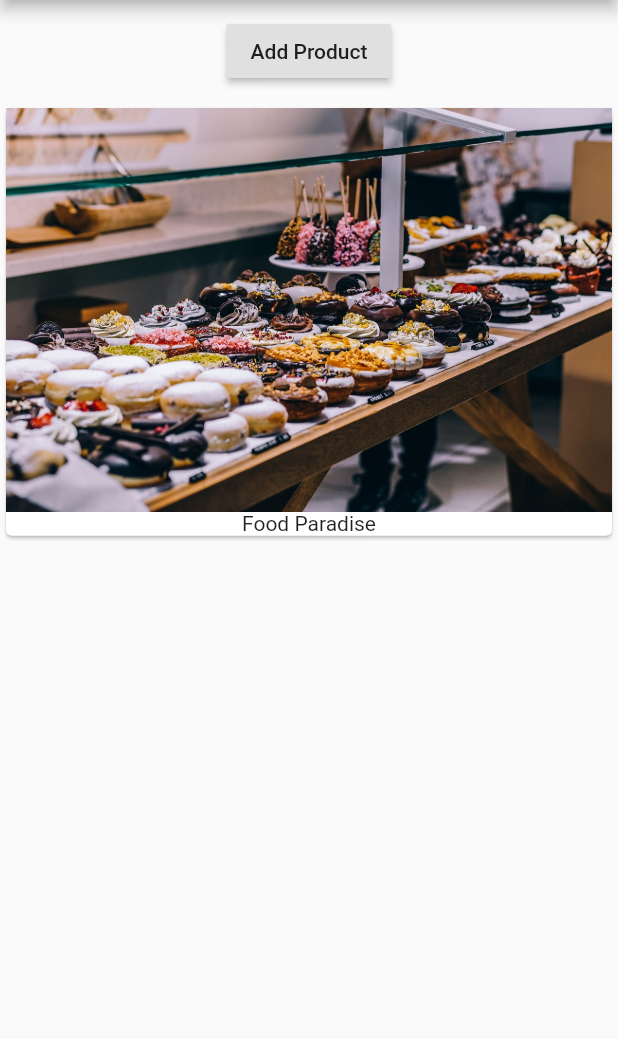
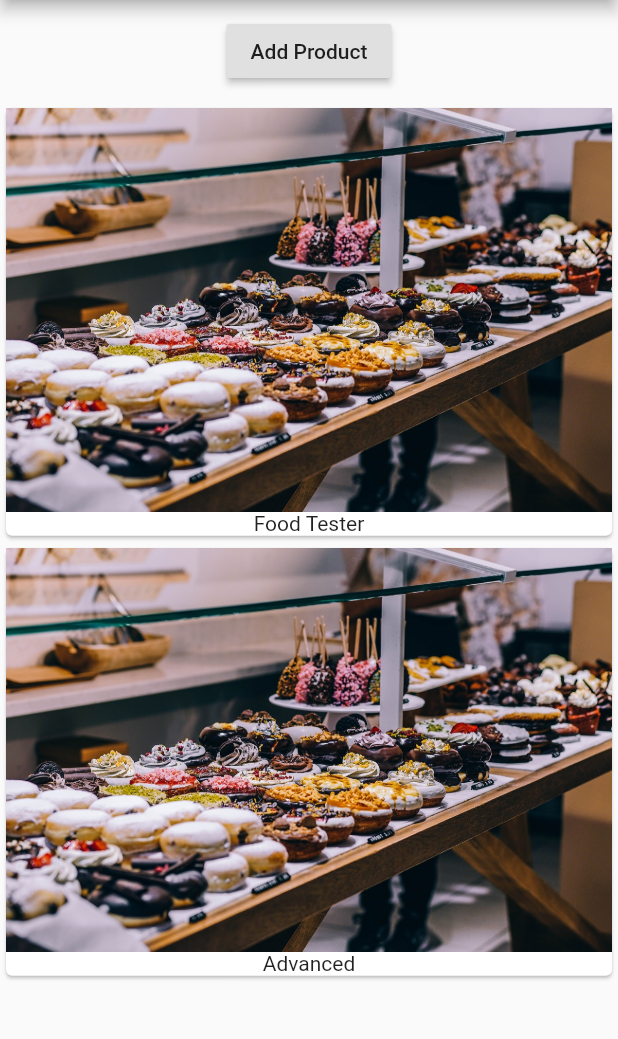
Before and after one commit to yidinghe/flutter_course, a Flutter app: the screen it shows after launch, after a tap on "Add Product", on a phone screen of 412 x 824 dp, the part 84-1123 px from its top. Run offline on Flutter 3.47's test engine with Material 2 defaults, Android fonts, the phone set to English and light mode, and no system bars.

Commit message:
Split the structure.

```diff
--- a/lib/main.dart
+++ b/lib/main.dart
@@ -1,36 +1,20 @@
 import 'package:flutter/material.dart';
+
+import './product_manager.dart';
 
 void main() => runApp(MyApp());
 
 class MyApp extends StatelessWidget {
   @override
   Widget build(BuildContext context) {
-    // TODO: implement build
-    return MaterialApp(
+   return MaterialApp(
       home: Scaffold(
         appBar: AppBar(
           title: Text('EasyList'),
         ),
-        body: Column(
-          children: <Widget>[
-            Container(
-              margin: EdgeInsets.all(10.0),
-              child: RaisedButton(
-                child: Text('Add Product'),
-                onPressed: () {},
-              ),
-            ),
-            Card(
-              child: Column(
-                children: <Widget>[
-                  Image.asset('assets/food.jpg'),
-                  Text('Food Paradise'),
-                ],
-              ),
-            ),
-          ],
-        ),
+        body: ProductManager(),
       ),
     );
   }
+
 }
--- /dev/null
+++ b/lib/product_manager.dart
@@ -0,0 +1,36 @@
+import 'package:flutter/material.dart';
+
+import './products.dart';
+
+class ProductManager extends StatefulWidget {
+  @override
+  State<StatefulWidget> createState() {
+    return _ProductManagerState();
+  }
+}
+
+class _ProductManagerState extends State<ProductManager> {
+  List<String> _products = ['Food Tester'];
+
+  @override
+  Widget build(BuildContext context) {
+    // TODO: implement build
+    return Column(
+      children: <Widget>[
+        Container(
+          margin: EdgeInsets.all(10.0),
+          child: RaisedButton(
+            child: Text('Add Product'),
+            onPressed: () {
+              setState(() {
+                _products.add('Advanced');
+                print(_products);
+              });
+            },
+          ),
+        ),
+        Products(_products),
+      ],
+    );
+  }
+}
--- /dev/null
+++ b/lib/products.dart
@@ -0,0 +1,24 @@
+import 'package:flutter/material.dart';
+
+class Products extends StatelessWidget {
+  final List<String> products;
+
+  Products(this.products);
+
+  @override
+  Widget build(BuildContext context) {
+    // TODO: implement build
+    return Column(
+      children: products
+          .map((element) => Card(
+                child: Column(
+                  children: <Widget>[
+                    Image.asset('assets/food.jpg'),
+                    Text(element),
+                  ],
+                ),
+              ))
+          .toList(),
+    );
+  }
+}
```
